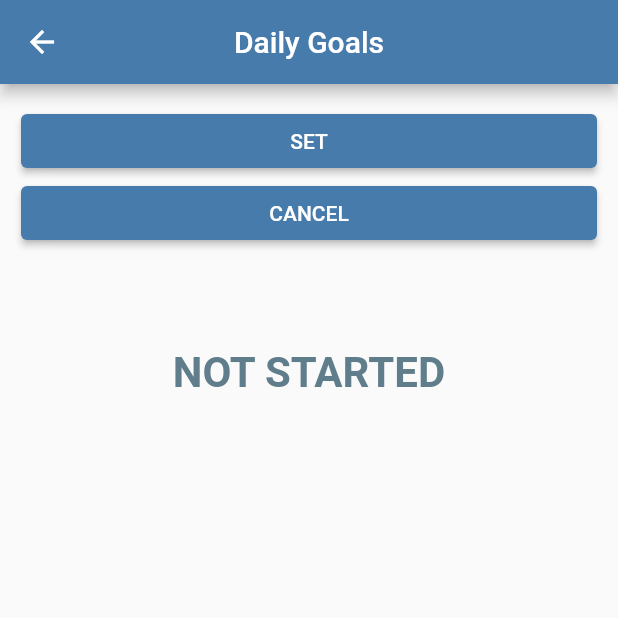
After one commit to kambbado/daily-readings, a Flutter app: the GoalsScreen screen opened by its route, on a phone screen of 412 x 824 dp, the top half of it. The commit adds this screen. Run offline on Flutter 3.47's test engine with Material 2 defaults, Android fonts, the phone set to English and light mode, and no system bars.

Commit message:
GoalsScreen commit

```diff
--- /dev/null
+++ b/lib/goals_screen.dart
@@ -0,0 +1,50 @@
+import 'package:flutter/material.dart';
+
+class GoalsScreen extends StatelessWidget {
+  const GoalsScreen({Key? key}) : super(key: key);
+
+  @override
+  Widget build(BuildContext context) {
+    return Scaffold(
+      appBar: AppBar(
+        title: const Text('Daily Goals'),
+        centerTitle: true,
+      ),
+      body: Padding(
+        padding: const EdgeInsets.all(14.0),
+        child: Center(
+          child: Column(
+            children: [
+              ElevatedButton(
+                onPressed: () {},
+                child: Row(
+                  crossAxisAlignment: CrossAxisAlignment.center,
+                  mainAxisAlignment: MainAxisAlignment.center,
+                  children: const [Text('SET')],
+                ),
+              ),
+              ElevatedButton(
+                onPressed: () {},
+                child: Row(
+                  crossAxisAlignment: CrossAxisAlignment.center,
+                  mainAxisAlignment: MainAxisAlignment.center,
+                  children: const [Text('CANCEL')],
+                ),
+              ),
+              RichText(
+                text: const TextSpan(
+                  text: '\n\nNOT STARTED',
+                  style: TextStyle(
+                    color: Colors.blueGrey,
+                    fontSize: 28,
+                    fontWeight: FontWeight.bold,
+                  ),
+                ),
+              ),
+            ],
+          ),
+        ),
+      ),
+    );
+  }
+}
--- a/lib/main.dart
+++ b/lib/main.dart
@@ -2,6 +2,7 @@ import 'package:flutter/material.dart';
 import 'about_screen.dart';
 import 'copyright_screen.dart';
 import 'feedback_screen.dart';
+import 'goals_screen.dart';
 import 'help_screen.dart';
 import 'home_screen.dart';
 import 'privacy_screen.dart';
@@ -21,7 +22,7 @@ class MyApp extends StatelessWidget {
         '/home': (context) => const HomeScreen(),
         // '/bible': (context) => BibleScreen(),
         // '/stats': (context) => StatsScreen(),
-        // '/goals': (context) => GoalsScreen(),
+        '/goals': (context) => const GoalsScreen(),
         '/about': (context) => const AboutScreen(),
         '/feedback': (context) => const FeedbackScreen(),
         '/copyright': (context) => const CopyrightScreen(),
```
